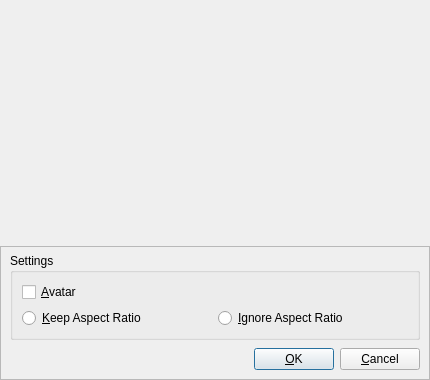
Old version of the form ImportDialog.ui in the repository Syping/gta5sync.
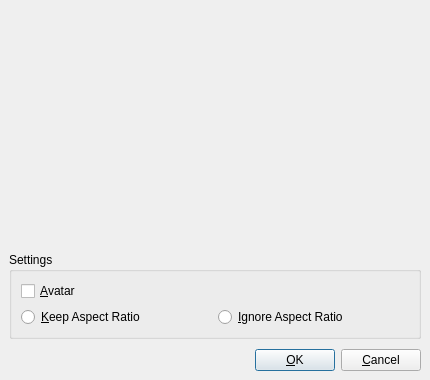
New version of the form.

What changed in the file:
```diff
--- a/ImportDialog.ui
+++ b/ImportDialog.ui
@@ -63,10 +63,13 @@
       </sizepolicy>
      </property>
      <property name="frameShape">
-      <enum>QFrame::StyledPanel</enum>
+      <enum>QFrame::NoFrame</enum>
      </property>
      <property name="frameShadow">
-      <enum>QFrame::Raised</enum>
+      <enum>QFrame::Plain</enum>
+     </property>
+     <property name="lineWidth">
+      <number>0</number>
      </property>
      <layout class="QVBoxLayout" name="vlButtom">
       <property name="leftMargin">
```
